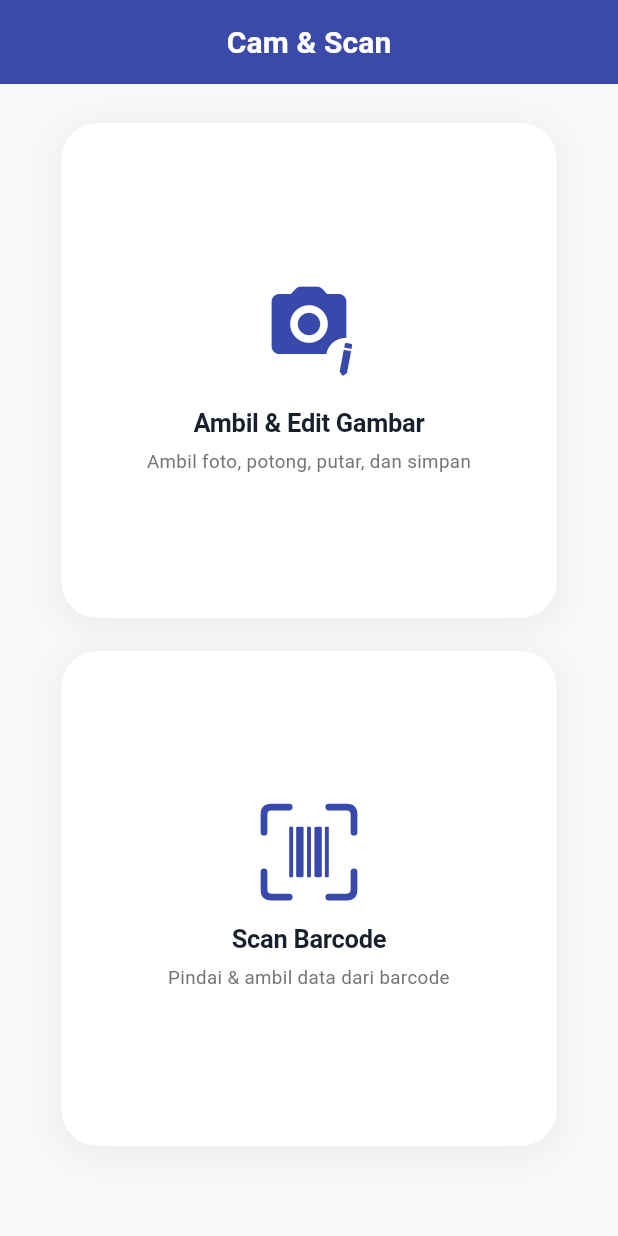
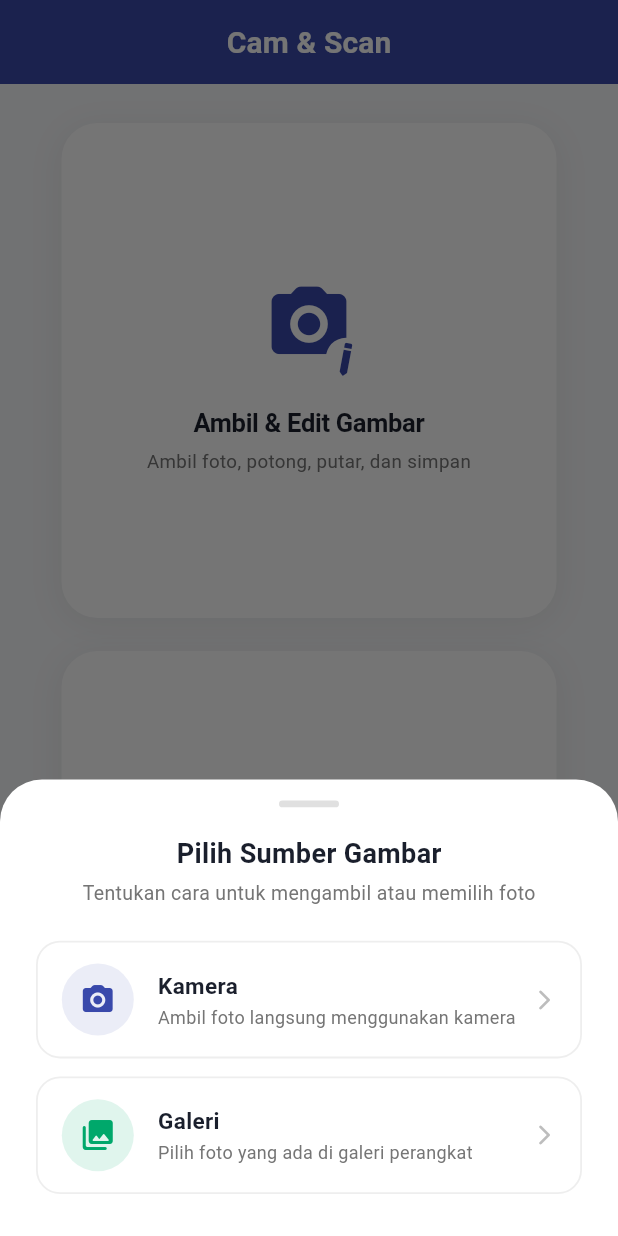
Before and after one commit to muliainsan/camcode, a Flutter app: the screen it shows after launch, scrolled down 90 dp, after a tap on "Ambil & Edit Gambar", on a phone screen of 412 x 824 dp. Run offline on Flutter 3.47's test engine with Material 3 defaults, Android fonts, the phone set to English and light mode, and no system bars; our stand-ins replace image_cropper, image_gallery_saver, image_picker, permission_handler; missing offline and left inert: mobile_scanner.

Commit message:
feat: add bottom sheet option to pick image from camera or gallery

```diff
--- a/lib/screens/main_menu_screen.dart
+++ b/lib/screens/main_menu_screen.dart
@@ -24,24 +24,111 @@ class _MainMenuScreenState extends State<MainMenuScreen> {
   final ImagePicker _picker = ImagePicker();
   bool _isLoading = false;
 
-  /// Handles Camera Capture and navigates to EditPreviewScreen
-  Future<void> _handleCameraCapture() async {
-    // 1. Check & Request Camera Permission gracefully
-    final hasPermission = await PermissionHelper.requestCameraPermission(context);
+  /// Shows bottom sheet allowing user to choose between Camera or Gallery
+  void _showImageSourcePicker() {
+    HapticFeedback.lightImpact();
+    showModalBottomSheet(
+      context: context,
+      backgroundColor: Colors.transparent,
+      isScrollControlled: true,
+      builder: (ctx) => Container(
+        decoration: const BoxDecoration(
+          color: Colors.white,
+          borderRadius: BorderRadius.vertical(top: Radius.circular(28)),
+        ),
+        padding: const EdgeInsets.fromLTRB(24, 14, 24, 28),
+        child: SafeArea(
+          top: false,
+          child: Column(
+            mainAxisSize: MainAxisSize.min,
+            children: [
+              // Top drag indicator bar
+              Container(
+                width: 40,
+                height: 4.5,
+                decoration: BoxDecoration(
+                  color: Colors.grey.shade300,
+                  borderRadius: BorderRadius.circular(3),
+                ),
+              ),
+              const SizedBox(height: 18),
+
+              // Title and Subtitle
+              const Text(
+                'Pilih Sumber Gambar',
+                style: TextStyle(
+                  fontSize: 18,
+                  fontWeight: FontWeight.w700,
+                  color: AppColors.textDark,
+                ),
+              ),
+              const SizedBox(height: 4),
+              const Text(
+                'Tentukan cara untuk mengambil atau memilih foto',
+                style: TextStyle(
+                  fontSize: 13,
+                  color: AppColors.textMuted,
+                ),
+              ),
+              const SizedBox(height: 22),
+
+              // Option 1: Buka Kamera
+              _ImageSourceOptionTile(
+                icon: Icons.camera_alt_rounded,
+                iconColor: AppColors.primary,
+                iconBgColor: AppColors.primary.withValues(alpha: 0.1),
+                title: 'Kamera',
+                subtitle: 'Ambil foto langsung menggunakan kamera',
+                onTap: () {
+                  Navigator.of(ctx).pop();
+                  _pickImage(ImageSource.camera);
+                },
+              ),
+              const SizedBox(height: 12),
+
+              // Option 2: Pilih dari Galeri
+              _ImageSourceOptionTile(
+                icon: Icons.photo_library_rounded,
+                iconColor: AppColors.successGreen,
+                iconBgColor: AppColors.successGreen.withValues(alpha: 0.12),
+                title: 'Galeri',
+                subtitle: 'Pilih foto yang ada di galeri perangkat',
+                onTap: () {
+                  Navigator.of(ctx).pop();
+                  _pickImage(ImageSource.gallery);
+                },
+              ),
+            ],
+          ),
+        ),
+      ),
+    );
+  }
+
+  /// Handles image picking from Camera or Gallery and navigates to EditPreviewScreen
+  Future<void> _pickImage(ImageSource source) async {
+    // 1. Check & Request appropriate permission gracefully
+    bool hasPermission = false;
+    if (source == ImageSource.camera) {
+      hasPermission = await PermissionHelper.requestCameraPermission(context);
+    } else {
+      hasPermission = await PermissionHelper.requestStoragePermission(context);
+    }
+
     if (!hasPermission) return;
 
     try {
       setState(() => _isLoading = true);
 
-      // 2. Open device camera to capture photo
+      // 2. Open Camera or Gallery based on user selection
       final XFile? photo = await _picker.pickImage(
-        source: ImageSource.camera,
+        source: source,
         imageQuality: 100,
       );
 
       setState(() => _isLoading = false);
 
-      // 3. Navigate to EditPreviewScreen if photo taken
+      // 3. Navigate to EditPreviewScreen if photo selected
       if (photo != null && mounted) {
         Navigator.of(context).push(
           MaterialPageRoute(
@@ -54,7 +141,7 @@ class _MainMenuScreenState extends State<MainMenuScreen> {
       if (mounted) {
         ScaffoldMessenger.of(context).showSnackBar(
           SnackBar(
-            content: Text('Gagal membuka kamera: $e'),
+            content: Text('Gagal mengambil gambar: $e'),
             backgroundColor: Colors.redAccent,
           ),
         );
@@ -111,7 +198,7 @@ class _MainMenuScreenState extends State<MainMenuScreen> {
                   icon: const CameraIconWidget(size: 60),
                   title: 'Ambil & Edit Gambar',
                   subtitle: 'Ambil foto, potong, putar, dan simpan',
-                  onTap: _handleCameraCapture,
+                  onTap: _showImageSourcePicker,
                 );
 
                 // Definisi Card 2
@@ -231,3 +318,85 @@ class _MainMenuScreenState extends State<MainMenuScreen> {
     );
   }
 }
+
+/// Widget tile interaktif untuk opsi pemilihan sumber gambar (Kamera / Galeri)
+class _ImageSourceOptionTile extends StatelessWidget {
+  final IconData icon;
+  final Color iconColor;
+  final Color iconBgColor;
+  final String title;
+  final String subtitle;
+  final VoidCallback onTap;
+
+  const _ImageSourceOptionTile({
+    required this.icon,
+    required this.iconColor,
+    required this.iconBgColor,
+    required this.title,
+    required this.subtitle,
+    required this.onTap,
+  });
+
+  @override
+  Widget build(BuildContext context) {
+    return Material(
+      color: Colors.transparent,
+      child: InkWell(
+        onTap: () {
+          HapticFeedback.lightImpact();
+          onTap();
+        },
+        borderRadius: BorderRadius.circular(16),
+        child: Container(
+          padding: const EdgeInsets.symmetric(horizontal: 16, vertical: 14),
+          decoration: BoxDecoration(
+            border: Border.all(color: Colors.grey.shade200, width: 1.2),
+            borderRadius: BorderRadius.circular(16),
+          ),
+          child: Row(
+            children: [
+              Container(
+                width: 48,
+                height: 48,
+                decoration: BoxDecoration(
+                  color: iconBgColor,
+                  shape: BoxShape.circle,
+                ),
+                child: Icon(icon, color: iconColor, size: 24),
+              ),
+              const SizedBox(width: 16),
+              Expanded(
+                child: Column(
+                  crossAxisAlignment: CrossAxisAlignment.start,
+                  children: [
+                    Text(
+                      title,
+                      style: const TextStyle(
+                        fontSize: 15,
+                        fontWeight: FontWeight.w700,
+                        color: AppColors.textDark,
+                      ),
+                    ),
+                    const SizedBox(height: 2),
+                    Text(
+                      subtitle,
+                      style: const TextStyle(
+                        fontSize: 12,
+                        color: AppColors.textMuted,
+                      ),
+                    ),
+                  ],
+                ),
+              ),
+              Icon(
+                Icons.arrow_forward_ios_rounded,
+                size: 16,
+                color: Colors.grey.shade400,
+              ),
+            ],
+          ),
+        ),
+      ),
+    );
+  }
+}
```
